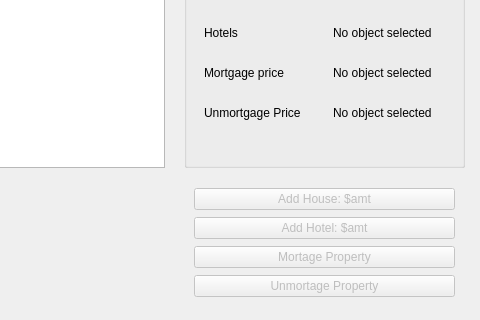
Before: the Qt Designer form propertydisplay.ui in quinnmil/Monopoly, drawn with Qt 5; both pictures show x 136 to 616 and y 173 to 493 of the 616 by 493 pixel window.
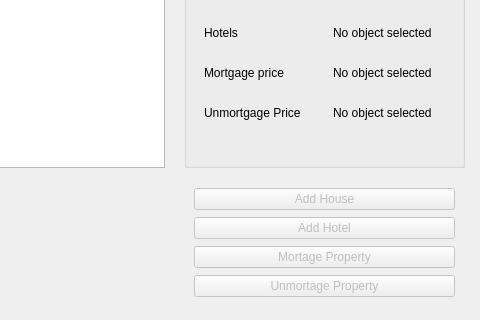
After: the same form once the commit is applied.

Commit message: addhouse and addhotel now subtract the cost of the house, fixed a return bug in game.cpp, added dynamic labels to pdisplay

```diff
--- a/propertydisplay.ui
+++ b/propertydisplay.ui
@@ -218,7 +218,7 @@
     </layout>
    </widget>
   </widget>
-  <widget class="QWidget" name="">
+  <widget class="QWidget" name="layoutWidget">
    <property name="geometry">
     <rect>
      <x>330</x>
@@ -234,7 +234,7 @@
        <bool>false</bool>
       </property>
       <property name="text">
-       <string>Add House: $amt</string>
+       <string>Add House</string>
       </property>
      </widget>
     </item>
@@ -244,7 +244,7 @@
        <bool>false</bool>
       </property>
       <property name="text">
-       <string>Add Hotel: $amt</string>
+       <string>Add Hotel</string>
       </property>
      </widget>
     </item>
```
The commit also changes 4 other files.
